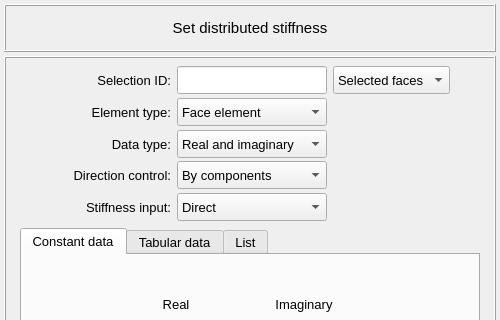
This is vibra/interface/data/ui_files/model/structural/distributed_properties/distributed_stiffness_inputs.ui in MOPT-UFSC/VIBRA as Qt 5 draws it before an edit; both pictures show x 0 to 500 and y 0 to 320 of the 500 by 540 pixel window. The edited form follows.
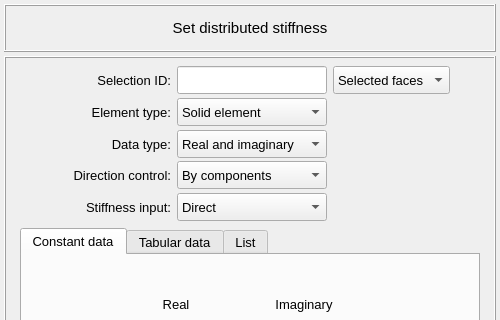
This is the edited form. Icons and pictures are not drawn.

Patch:
```diff
--- a/vibra/interface/data/ui_files/model/structural/distributed_properties/distributed_stiffness_inputs.ui
+++ b/vibra/interface/data/ui_files/model/structural/distributed_properties/distributed_stiffness_inputs.ui
@@ -397,6 +397,9 @@
              <bold>false</bold>
             </font>
            </property>
+           <property name="currentIndex">
+            <number>1</number>
+           </property>
            <item>
             <property name="text">
              <string>Face element</string>
```
